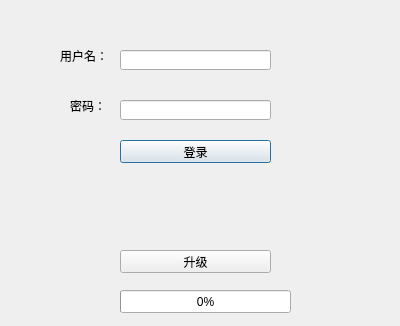
This is dialog.ui in initxuan/books as Qt 5 draws it before an edit. The edited form follows.
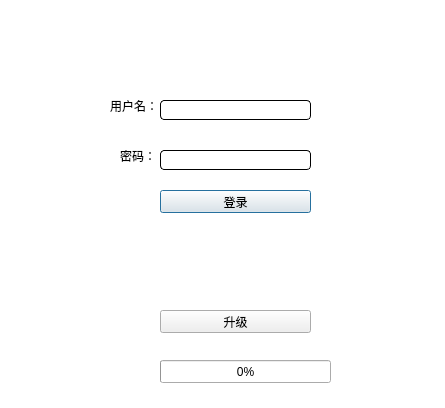
This is the edited form. Icons and pictures are not drawn.

Commit message: 添加GUI logo

Diff of the .ui file:
```diff
--- a/dialog.ui
+++ b/dialog.ui
@@ -6,18 +6,34 @@
    <rect>
     <x>0</x>
     <y>0</y>
-    <width>400</width>
-    <height>326</height>
+    <width>445</width>
+    <height>408</height>
    </rect>
   </property>
+  <property name="minimumSize">
+   <size>
+    <width>445</width>
+    <height>408</height>
+   </size>
+  </property>
+  <property name="maximumSize">
+   <size>
+    <width>445</width>
+    <height>408</height>
+   </size>
+  </property>
   <property name="windowTitle">
    <string>Dialog</string>
   </property>
+  <property name="styleSheet">
+   <string notr="true">QLineEdit{border-style:solid;border-width:1px;border-radius:4px;}
+QDialog{background-color:white;}</string>
+  </property>
   <widget class="QLabel" name="label">
    <property name="geometry">
     <rect>
-     <x>60</x>
-     <y>50</y>
+     <x>110</x>
+     <y>100</y>
      <width>54</width>
      <height>12</height>
     </rect>
@@ -29,8 +45,8 @@
   <widget class="QLabel" name="label_2">
    <property name="geometry">
     <rect>
-     <x>70</x>
-     <y>100</y>
+     <x>120</x>
+     <y>150</y>
      <width>54</width>
      <height>12</height>
     </rect>
@@ -42,8 +58,8 @@
   <widget class="QLineEdit" name="lineEdit">
    <property name="geometry">
     <rect>
-     <x>120</x>
-     <y>50</y>
+     <x>160</x>
+     <y>100</y>
      <width>151</width>
      <height>20</height>
     </rect>
@@ -52,8 +68,8 @@
   <widget class="QLineEdit" name="lineEdit_2">
    <property name="geometry">
     <rect>
-     <x>120</x>
-     <y>100</y>
+     <x>160</x>
+     <y>150</y>
      <width>151</width>
      <height>20</height>
     </rect>
@@ -62,12 +78,15 @@
   <widget class="QPushButton" name="pushButton">
    <property name="geometry">
     <rect>
-     <x>120</x>
-     <y>140</y>
+     <x>160</x>
+     <y>190</y>
      <width>151</width>
      <height>23</height>
     </rect>
    </property>
+   <property name="styleSheet">
+    <string notr="true"/>
+   </property>
    <property name="text">
     <string>登录</string>
    </property>
@@ -75,8 +94,8 @@
   <widget class="QPushButton" name="pushButton_2">
    <property name="geometry">
     <rect>
-     <x>120</x>
-     <y>250</y>
+     <x>160</x>
+     <y>310</y>
      <width>151</width>
      <height>23</height>
     </rect>
@@ -88,8 +107,8 @@
   <widget class="QProgressBar" name="progressBar">
    <property name="geometry">
     <rect>
-     <x>120</x>
-     <y>290</y>
+     <x>160</x>
+     <y>360</y>
      <width>171</width>
      <height>23</height>
     </rect>
@@ -101,8 +120,8 @@
   <widget class="QLabel" name="label_3">
    <property name="geometry">
     <rect>
-     <x>60</x>
-     <y>180</y>
+     <x>100</x>
+     <y>230</y>
      <width>211</width>
      <height>61</height>
     </rect>
@@ -111,6 +130,28 @@
     <string/>
    </property>
   </widget>
+  <widget class="QLabel" name="label_4">
+   <property name="geometry">
+    <rect>
+     <x>0</x>
+     <y>0</y>
+     <width>461</width>
+     <height>61</height>
+    </rect>
+   </property>
+   <property name="minimumSize">
+    <size>
+     <width>461</width>
+     <height>61</height>
+    </size>
+   </property>
+   <property name="styleSheet">
+    <string notr="true">background:url(:/images/logo.png)</string>
+   </property>
+   <property name="text">
+    <string/>
+   </property>
+  </widget>
  </widget>
  <layoutdefault spacing="6" margin="11"/>
  <resources/>
```
